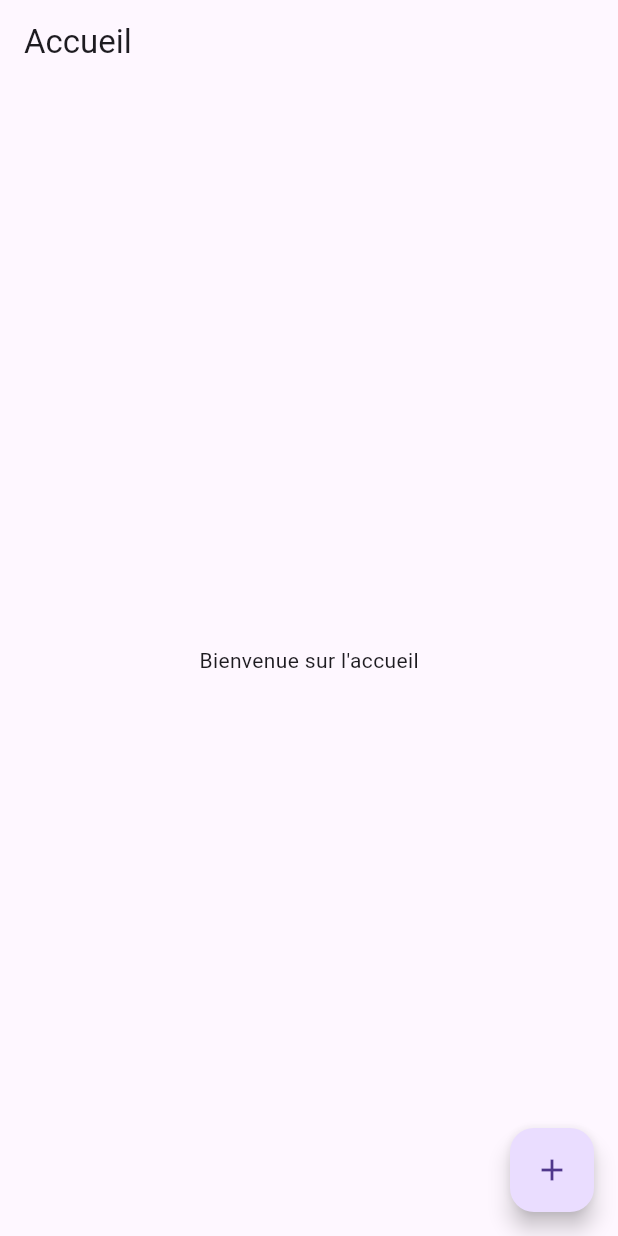
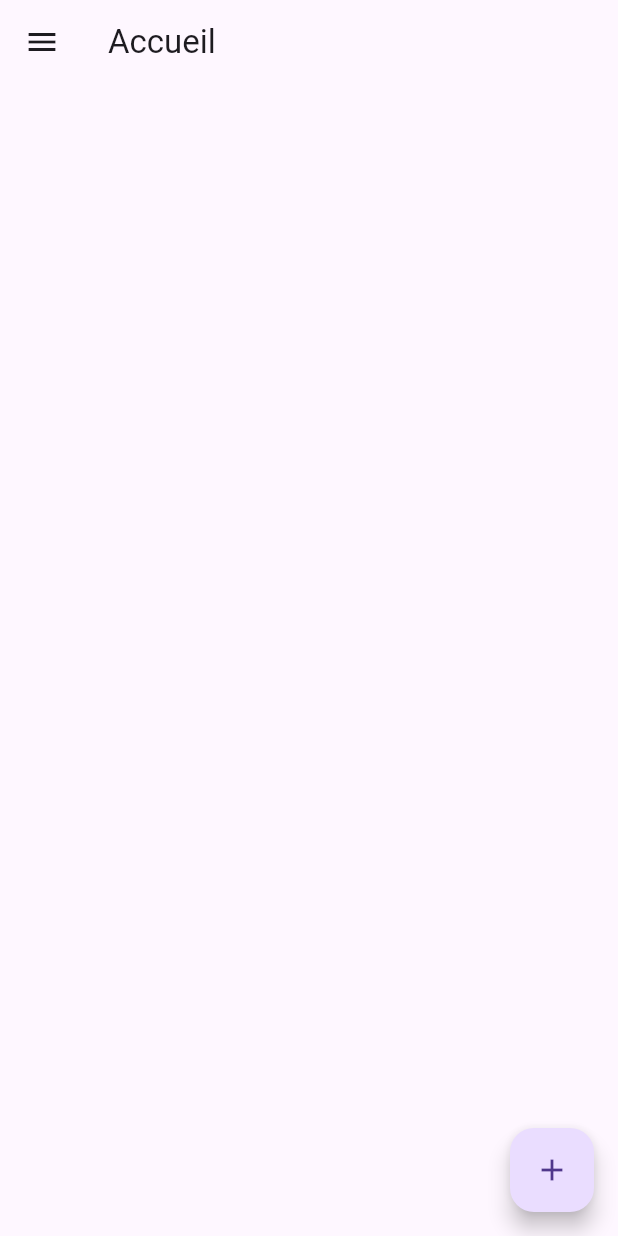
Before and after one commit to PhilippeHuynh9/TP1_ApplicationMobileAvance, a Flutter app: the HomeScreen screen opened directly, on a phone screen of 412 x 824 dp. Run offline on Flutter 3.47's test engine with Material 3 defaults, Android fonts, the phone set to English and light mode, and no system bars.

Commit message:
FCT Progress

```diff
--- a/tp1_flutter/lib/Accueil.dart
+++ b/tp1_flutter/lib/Accueil.dart
@@ -1,21 +1,94 @@
 import 'package:flutter/material.dart';
 import 'package:tp1_flutter/Consultaion.dart';
+import 'package:tp1_flutter/singleton.dart';
+import 'Creation.dart';
+import 'Connexion.dart';
 
-import 'Creation.dart';
+class HomeScreen extends StatefulWidget {
+  const HomeScreen({super.key});
 
-class HomeScreen extends StatelessWidget {
-  const HomeScreen({super.key});
+  @override
+  State<HomeScreen> createState() => _HomeScreenState();
+}
+
+class _HomeScreenState extends State<HomeScreen> {
+  final List<String> tasks = [];
+
+  void addTask(String task, DateTime? date) {
+    setState(() {
+      tasks.add(task);
+    });
+  }
 
   @override
   Widget build(BuildContext context) {
     return Scaffold(
       appBar: AppBar(title: const Text("Accueil")),
-      body: const Center(child: Text("Bienvenue sur l'accueil")),
+      drawer: Drawer(
+        child: ListView(
+          padding: EdgeInsets.zero,
+          children: [
+            UserAccountsDrawerHeader(
+              accountName: Text(UserSession().username),
+              accountEmail: null,
+              currentAccountPicture: const Icon(Icons.person),
+            ),
+            ListTile(
+              leading: const Icon(Icons.home),
+              title: const Text('Accueil'),
+              onTap: () {
+                Navigator.pop(context);
+
+              },
+            ),
+            ListTile(
+              leading: const Icon(Icons.add),
+              title: const Text('Ajout de tâche'),
+              onTap: () {
+                Navigator.pop(context);
+                Navigator.push(
+                  context,
+                  MaterialPageRoute(
+                    builder: (context) => Creation(onAdd: addTask),
+                  ),
+                );
+              },
+            ),
+            ListTile(
+              leading: const Icon(Icons.logout),
+              title: const Text('Déconnexion'),
+              onTap: () {
+                Navigator.pop(context);
+                Navigator.pushReplacement(
+                  context,
+                  MaterialPageRoute(builder: (context) => Connexion()),
+                );
+              },
+            ),
+          ],
+        ),
+      ),
+      body: ListView.builder(
+        itemCount: tasks.length,
+        itemBuilder: (context, index) {
+          return ListTile(
+            title: Text(tasks[index]),
+            onTap: () {
+              Navigator.push(
+                context,
+                MaterialPageRoute(builder: (context) => const Consultaion()),
+              );
+            },
+          );
+        },
+      ),
       floatingActionButton: FloatingActionButton(
         onPressed: () {
           Navigator.push(
             context,
-            MaterialPageRoute(builder: (context) => const Creation()),
+            MaterialPageRoute(
+              builder: (context) => Creation(onAdd: addTask),
+            ),
           );
         },
         child: const Icon(Icons.add),
--- a/tp1_flutter/lib/Connexion.dart
+++ b/tp1_flutter/lib/Connexion.dart
@@ -2,6 +2,20 @@ import 'package:flutter/material.dart';
 import 'package:tp1_flutter/Inscription.dart';
 
 import 'Accueil.dart';
+void main() {
+  runApp(const MyApp());
+}
+
+class MyApp extends StatelessWidget {
+  const MyApp({super.key});
+
+  @override
+  Widget build(BuildContext context) {
+    return MaterialApp(
+      home: Connexion(),
+    );
+  }
+}
 
 class Connexion  extends StatelessWidget {
   const Connexion({super.key});
--- /dev/null
+++ b/tp1_flutter/lib/singleton.dart
@@ -0,0 +1,10 @@
+class UserSession {
+  static final UserSession _instance = UserSession._internal();
+  String username = "";
+
+  factory UserSession() {
+    return _instance;
+  }
+
+  UserSession._internal();
+}
```
Also changed, not shown: tp1_flutter/lib/Creation.dart (+6 -2 lines), tp1_flutter/lib/Inscription.dart (+0 -14 lines).
